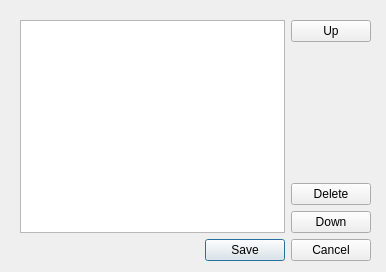
This is resources/forms/serviceitemeditdialog.ui in zonArt/openlp as Qt 5 draws it before an edit. The edited form follows.
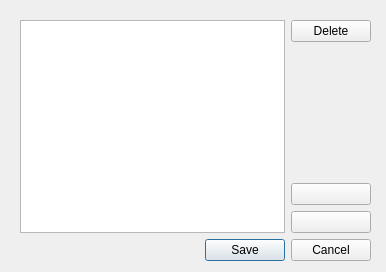
This is the edited form. Icons and pictures are not drawn.

Commit message: fixed traceback after editing image item, icons for down/up buttons

```diff
--- a/resources/forms/serviceitemeditdialog.ui
+++ b/resources/forms/serviceitemeditdialog.ui
@@ -35,9 +35,9 @@
       <item>
        <layout class="QVBoxLayout" name="buttonLayout">
         <item>
-         <widget class="QPushButton" name="upButton">
+         <widget class="QPushButton" name="deleteButton">
           <property name="text">
-           <string>Up</string>
+           <string>Delete</string>
           </property>
          </widget>
         </item>
@@ -55,16 +55,24 @@
          </spacer>
         </item>
         <item>
-         <widget class="QPushButton" name="deleteButton">
+         <widget class="QPushButton" name="upButton">
           <property name="text">
-           <string>Delete</string>
+           <string/>
+          </property>
+          <property name="icon">
+           <iconset resource="../images/openlp-2.qrc">
+            <normaloff>:/services/service_up.png</normaloff>:/services/service_up.png</iconset>
           </property>
          </widget>
         </item>
         <item>
          <widget class="QPushButton" name="downButton">
           <property name="text">
-           <string>Down</string>
+           <string/>
+          </property>
+          <property name="icon">
+           <iconset resource="../images/openlp-2.qrc">
+            <normaloff>:/services/service_down.png</normaloff>:/services/service_down.png</iconset>
           </property>
          </widget>
         </item>
```
Left out of the diff: 4 changed lines with no effect on the pictures. The commit also changes 2 other files.
